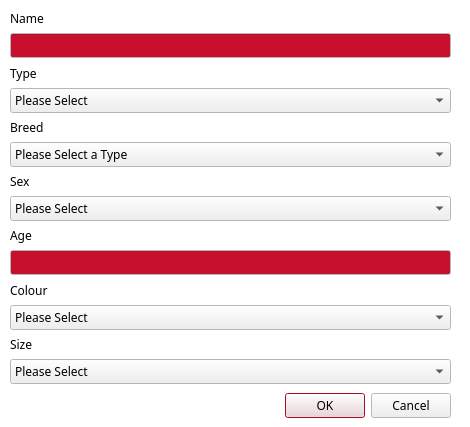
Before: the Qt Designer form cuACS/addanimal.ui in cameronhawtin/Animal-Farm-cuACS, drawn with Qt 5.
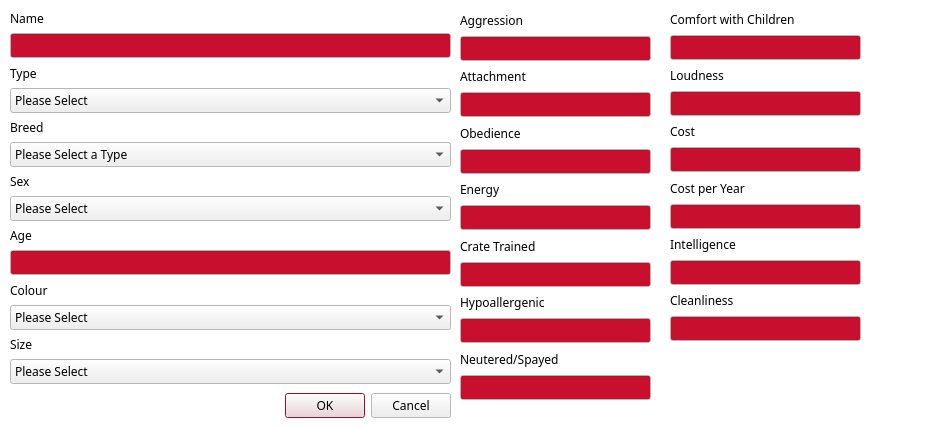
After: the same form once the commit is applied.

Commit message: added non-physical animal fields to addanimal.ui

Patch:
```diff
--- a/cuACS/addanimal.ui
+++ b/cuACS/addanimal.ui
@@ -6,7 +6,7 @@
    <rect>
     <x>0</x>
     <y>0</y>
-    <width>470</width>
+    <width>940</width>
     <height>427</height>
    </rect>
   </property>
@@ -357,6 +357,257 @@
     </item>
    </layout>
   </widget>
+  <widget class="QWidget" name="layoutWidget_2">
+   <property name="enabled">
+    <bool>true</bool>
+   </property>
+   <property name="geometry">
+    <rect>
+     <x>460</x>
+     <y>10</y>
+     <width>191</width>
+     <height>390</height>
+    </rect>
+   </property>
+   <layout class="QVBoxLayout" name="verticalLayout_3">
+    <item>
+     <widget class="QLabel" name="aggressionLabel">
+      <property name="enabled">
+       <bool>true</bool>
+      </property>
+      <property name="text">
+       <string>Aggression</string>
+      </property>
+     </widget>
+    </item>
+    <item>
+     <widget class="QLineEdit" name="aggressionLineEdit">
+      <property name="enabled">
+       <bool>true</bool>
+      </property>
+     </widget>
+    </item>
+    <item>
+     <widget class="QLabel" name="attachmentLabel">
+      <property name="enabled">
+       <bool>true</bool>
+      </property>
+      <property name="text">
+       <string>Attachment</string>
+      </property>
+     </widget>
+    </item>
+    <item>
+     <widget class="QLineEdit" name="attachmentLineEdit">
+      <property name="enabled">
+       <bool>true</bool>
+      </property>
+     </widget>
+    </item>
+    <item>
+     <widget class="QLabel" name="labelBreed_2">
+      <property name="enabled">
+       <bool>true</bool>
+      </property>
+      <property name="text">
+       <string>Obedience</string>
+      </property>
+     </widget>
+    </item>
+    <item>
+     <widget class="QLineEdit" name="obedienceLineEdit">
+      <property name="enabled">
+       <bool>true</bool>
+      </property>
+     </widget>
+    </item>
+    <item>
+     <widget class="QLabel" name="sexLabel_2">
+      <property name="enabled">
+       <bool>true</bool>
+      </property>
+      <property name="text">
+       <string>Energy </string>
+      </property>
+     </widget>
+    </item>
+    <item>
+     <widget class="QLineEdit" name="energyLineEdit">
+      <property name="enabled">
+       <bool>true</bool>
+      </property>
+     </widget>
+    </item>
+    <item>
+     <widget class="QLabel" name="ageLabel_2">
+      <property name="enabled">
+       <bool>true</bool>
+      </property>
+      <property name="text">
+       <string>Crate Trained</string>
+      </property>
+     </widget>
+    </item>
+    <item>
+     <widget class="QLineEdit" name="isCrateTrainedLineEdit">
+      <property name="enabled">
+       <bool>true</bool>
+      </property>
+     </widget>
+    </item>
+    <item>
+     <widget class="QLabel" name="labelColour_2">
+      <property name="enabled">
+       <bool>true</bool>
+      </property>
+      <property name="text">
+       <string>Hypoallergenic</string>
+      </property>
+     </widget>
+    </item>
+    <item>
+     <widget class="QLineEdit" name="isHypoallergenicLineEdit">
+      <property name="enabled">
+       <bool>true</bool>
+      </property>
+     </widget>
+    </item>
+    <item>
+     <widget class="QLabel" name="sizeLabel_2">
+      <property name="enabled">
+       <bool>true</bool>
+      </property>
+      <property name="text">
+       <string>Neutered/Spayed</string>
+      </property>
+     </widget>
+    </item>
+    <item>
+     <widget class="QLineEdit" name="isNeuteredLineEdit">
+      <property name="enabled">
+       <bool>true</bool>
+      </property>
+     </widget>
+    </item>
+   </layout>
+  </widget>
+  <widget class="QWidget" name="layoutWidget_3">
+   <property name="enabled">
+    <bool>true</bool>
+   </property>
+   <property name="geometry">
+    <rect>
+     <x>670</x>
+     <y>10</y>
+     <width>191</width>
+     <height>331</height>
+    </rect>
+   </property>
+   <layout class="QVBoxLayout" name="verticalLayout_4">
+    <item>
+     <widget class="QLabel" name="aggressionLabel_2">
+      <property name="enabled">
+       <bool>true</bool>
+      </property>
+      <property name="text">
+       <string>Comfort with Children</string>
+      </property>
+     </widget>
+    </item>
+    <item>
+     <widget class="QLineEdit" name="childrenComfortLineEdit">
+      <property name="enabled">
+       <bool>true</bool>
+      </property>
+     </widget>
+    </item>
+    <item>
+     <widget class="QLabel" name="attachmentLabel_2">
+      <property name="enabled">
+       <bool>true</bool>
+      </property>
+      <property name="text">
+       <string>Loudness</string>
+      </property>
+     </widget>
+    </item>
+    <item>
+     <widget class="QLineEdit" name="loudnessLineEdit">
+      <property name="enabled">
+       <bool>true</bool>
+      </property>
+     </widget>
+    </item>
+    <item>
+     <widget class="QLabel" name="labelBreed_3">
+      <property name="enabled">
+       <bool>true</bool>
+      </property>
+      <property name="text">
+       <string>Cost</string>
+      </property>
+     </widget>
+    </item>
+    <item>
+     <widget class="QLineEdit" name="costLineEdit">
+      <property name="enabled">
+       <bool>true</bool>
+      </property>
+     </widget>
+    </item>
+    <item>
+     <widget class="QLabel" name="sexLabel_3">
+      <property name="enabled">
+       <bool>true</bool>
+      </property>
+      <property name="text">
+       <string>Cost per Year</string>
+      </property>
+     </widget>
+    </item>
+    <item>
+     <widget class="QLineEdit" name="costPerYearLineEdit">
+      <property name="enabled">
+       <bool>true</bool>
+      </property>
+     </widget>
+    </item>
+    <item>
+     <widget class="QLabel" name="ageLabel_3">
+      <property name="enabled">
+       <bool>true</bool>
+      </property>
+      <property name="text">
+       <string>Intelligence</string>
+      </property>
+     </widget>
+    </item>
+    <item>
+     <widget class="QLineEdit" name="intelligenceLineEdit">
+      <property name="enabled">
+       <bool>true</bool>
+      </property>
+     </widget>
+    </item>
+    <item>
+     <widget class="QLabel" name="labelColour_3">
+      <property name="enabled">
+       <bool>true</bool>
+      </property>
+      <property name="text">
+       <string>Cleanliness</string>
+      </property>
+     </widget>
+    </item>
+    <item>
+     <widget class="QLineEdit" name="cleanlinessLineEdit">
+      <property name="enabled">
+       <bool>true</bool>
+      </property>
+     </widget>
+    </item>
+   </layout>
+  </widget>
  </widget>
  <resources/>
  <connections>
```
The commit also changes 3 other files.
